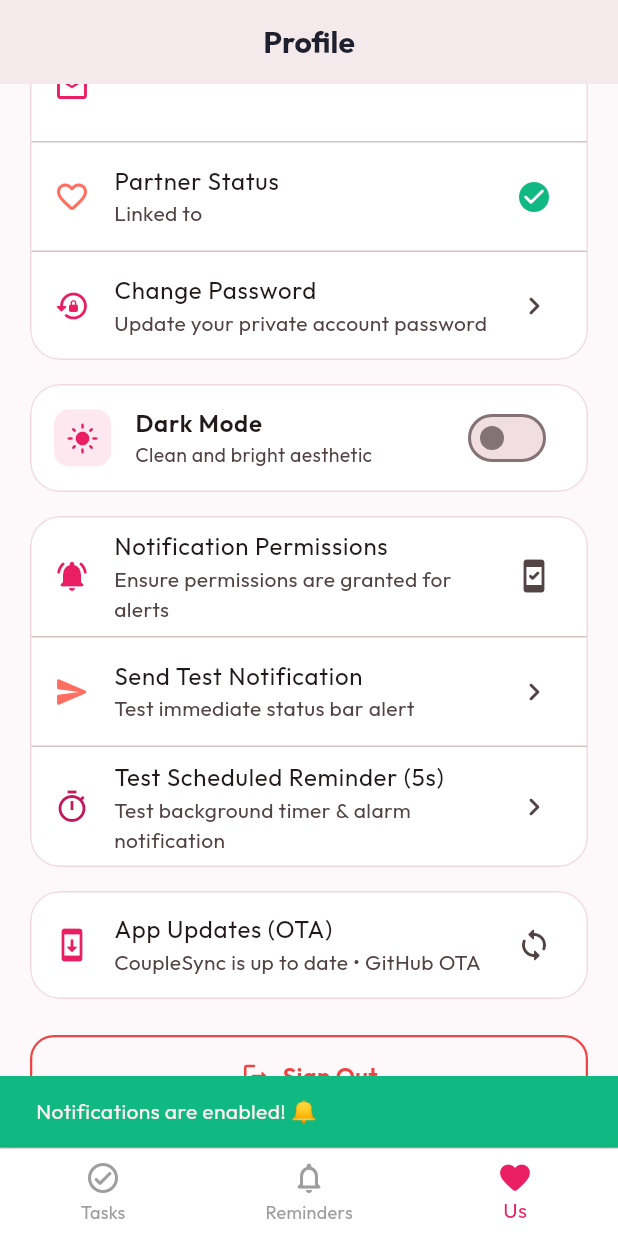
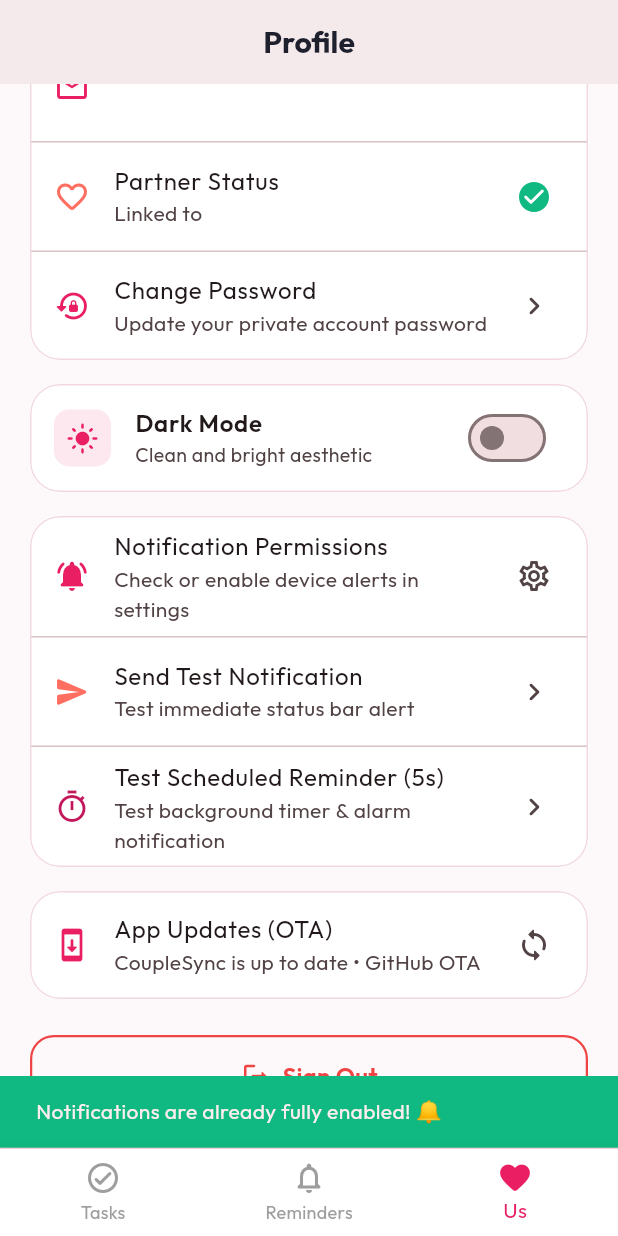
Before and after one commit to justtheguyak/syncitman, a Flutter app: the screen it shows once a user with an empty profile is signed in, item 3 of the bottom bar chosen, scrolled down 576 dp, after a tap on "Notification Permissions", on a phone screen of 412 x 824 dp. Run offline on Flutter 3.47's test engine with Material 3 defaults, Android fonts, the phone set to English and light mode, and no system bars; our stand-ins replace flutter_local_notifications, flutter_riverpod, go_router, google_fonts, image_picker, package_info_plus and 3 more; missing offline and left inert: ota_update; accounts and stored records are empty; network calls fail.

Commit message:
Release v1.0.4

```diff
--- a/lib/features/profile/presentation/profile_screen.dart
+++ b/lib/features/profile/presentation/profile_screen.dart
@@ -244,18 +244,38 @@ class ProfileScreen extends ConsumerWidget {
                       leading: const Icon(Icons.notifications_active_rounded,
                           color: AppColors.primary),
                       title: const Text('Notification Permissions'),
-                      subtitle: const Text('Ensure permissions are granted for alerts'),
-                      trailing: const Icon(Icons.security_update_good_rounded),
+                      subtitle: const Text('Check or enable device alerts in settings'),
+                      trailing: const Icon(Icons.settings_outlined),
                       onTap: () async {
+                        final alreadyEnabled =
+                            await NotificationService.arePermissionsGranted();
+                        if (alreadyEnabled) {
+                          if (context.mounted) {
+                            ScaffoldMessenger.of(context).showSnackBar(
+                              const SnackBar(
+                                content: Text('Notifications are already fully enabled! 🔔'),
+                                backgroundColor: AppColors.statusDone,
+                              ),
+                            );
+                          }
+                          return;
+                        }
+
                         final granted =
                             await NotificationService.requestPermissions();
+                        if (!granted) {
+                          await NotificationService.openNotificationSettings();
+                        }
+
+                        final nowEnabled =
+                            await NotificationService.arePermissionsGranted();
                         if (context.mounted) {
                           ScaffoldMessenger.of(context).showSnackBar(
                             SnackBar(
-                              content: Text(granted
-                                  ? 'Notifications are enabled! 🔔'
-                                  : 'Notification permission not granted. Please allow in app settings.'),
-                              backgroundColor: granted
+                              content: Text(nowEnabled
+                                  ? 'Notifications enabled! 🔔'
+                                  : 'Please ensure notifications are turned on in App Settings.'),
+                              backgroundColor: nowEnabled
                                   ? AppColors.statusDone
                                   : AppColors.priorityHigh,
                             ),
@@ -278,10 +298,11 @@ class ProfileScreen extends ConsumerWidget {
                             SnackBar(
                               content: Text(success
                                   ? 'Test alert sent! Check your notification shade. 💕'
-                                  : 'Failed to show notification. Check permissions! ⚠️'),
+                                  : 'Failed to show: ${NotificationService.lastError ?? "Check permissions"} ⚠️'),
                               backgroundColor: success
                                   ? AppColors.statusDone
                                   : AppColors.priorityHigh,
+                              duration: const Duration(seconds: 4),
                             ),
                           );
                         }
@@ -303,10 +324,11 @@ class ProfileScreen extends ConsumerWidget {
                             SnackBar(
                               content: Text(success
                                   ? 'Notification scheduled! Wait 5 seconds... ⏱️'
-                                  : 'Failed to schedule reminder. Check alarm permissions! ⚠️'),
+                                  : 'Failed: ${NotificationService.lastError ?? "Check alarm permissions"} ⚠️'),
                               backgroundColor: success
                                   ? AppColors.statusDone
                                   : AppColors.priorityHigh,
+                              duration: const Duration(seconds: 4),
                             ),
                           );
                         }
@@ -386,7 +408,7 @@ class ProfileScreen extends ConsumerWidget {
                 ),
                 const SizedBox(height: 20),
                 Text(
-                  'CoupleSync v1.0.3 • Made with love',
+                  'CoupleSync v1.0.4 • Made with love',
                   style: TextStyle(
                     fontSize: 12,
                     color: isDark
--- a/lib/features/reminders/presentation/reminder_detail_screen.dart
+++ b/lib/features/reminders/presentation/reminder_detail_screen.dart
@@ -371,10 +371,10 @@ class _ReminderDetailScreenState extends ConsumerState<ReminderDetailScreen> {
         );
       } else {
         ScaffoldMessenger.of(context).showSnackBar(
-          const SnackBar(
-            content: Text('Could not show notification. Please check system notification permissions! ⚠️'),
+          SnackBar(
+            content: Text('Could not show notification: ${NotificationService.lastError ?? "Check system permissions"} ⚠️'),
             backgroundColor: AppColors.priorityHigh,
-            duration: Duration(seconds: 3),
+            duration: const Duration(seconds: 4),
           ),
         );
       }
--- a/lib/shared/services/notification_service.dart
+++ b/lib/shared/services/notification_service.dart
@@ -15,8 +15,11 @@ class NotificationService {
   static const String channelWeekly = 'couplesync_weekly';
   static const String channelTest = 'couplesync_test_channel';
 
-  /// Default notification icon (custom monochrome vector drawable)
-  static const String notificationIcon = '@drawable/ic_notification';
+  /// Default notification icon in res/drawable/ (must not have @drawable/ prefix)
+  static const String notificationIcon = 'ic_notification';
+
+  /// Stores last error message for UI diagnostics
+  static String? lastError;
 
   /// Ensures IDs fit within positive 31-bit integer for Android Java compatibility
   static int safeId(int id) {
@@ -29,6 +32,7 @@ class NotificationService {
     if (_initialized) return;
 
     try {
+      lastError = null;
       // 1. Timezone Database Setup
       tz_data.initializeTimeZones();
       _calibrateLocalTimezone();
@@ -65,9 +69,10 @@ class NotificationService {
       }
 
       _initialized = true;
-      debugPrint('NotificationService initialized successfully');
-    } catch (e) {
-      debugPrint('NotificationService init error: $e');
+      debugPrint('NotificationService initialized successfully with icon $notificationIcon');
+    } catch (e, stack) {
+      lastError = 'Init error: $e';
+      debugPrint('NotificationService init error: $e\n$stack');
     }
   }
 
@@ -225,6 +230,19 @@ class NotificationService {
       }
     } catch (e) {
       debugPrint('Error requesting exact alarm permission: $e');
+    }
+  }
+
+  /// Opens the app notification settings directly in Android system settings
+  static Future<void> openNotificationSettings() async {
+    try {
+      if (!kIsWeb && Platform.isAndroid) {
+        final androidImpl = _plugin.resolvePlatformSpecificImplementation<
+            AndroidFlutterLocalNotificationsPlugin>();
+        await androidImpl?.openAppNotificationSettings();
+      }
+    } catch (e) {
+      debugPrint('Error opening notification settings: $e');
     }
   }
 
@@ -386,6 +404,7 @@ class NotificationService {
     String channelName = 'Shared Reminders & Partner Alerts',
   }) async {
     try {
+      lastError = null;
       if (!_initialized) await init();
 
       final sId = safeId(id);
@@ -419,8 +438,9 @@ class NotificationService {
       );
       debugPrint('Immediate notification $sId shown successfully');
       return true;
-    } catch (e) {
-      debugPrint('Failed to show notification: $e');
+    } catch (e, stack) {
+      lastError = e.toString();
+      debugPrint('Failed to show notification: $e\n$stack');
       return false;
     }
   }
--- a/pubspec.yaml
+++ b/pubspec.yaml
@@ -16,7 +16,7 @@ publish_to: 'none' # Remove this line if you wish to publish to pub.dev
 # https://developer.apple.com/library/archive/documentation/General/Reference/InfoPlistKeyReference/Articles/CoreFoundationKeys.html
 # In Windows, build-name is used as the major, minor, and patch parts
 # of the product and file versions while build-number is used as the build suffix.
-version: 1.0.3+10
+version: 1.0.4+12
 
 environment:
   sdk: ^3.12.2
```
Also changed, not shown: 7 other files.
